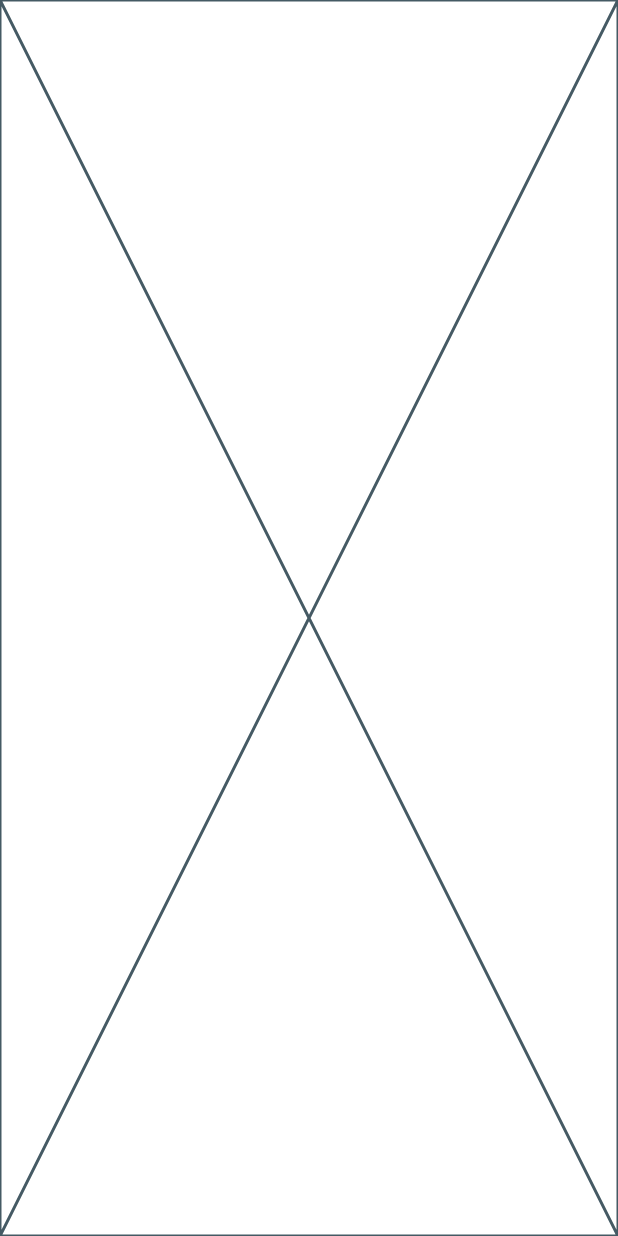
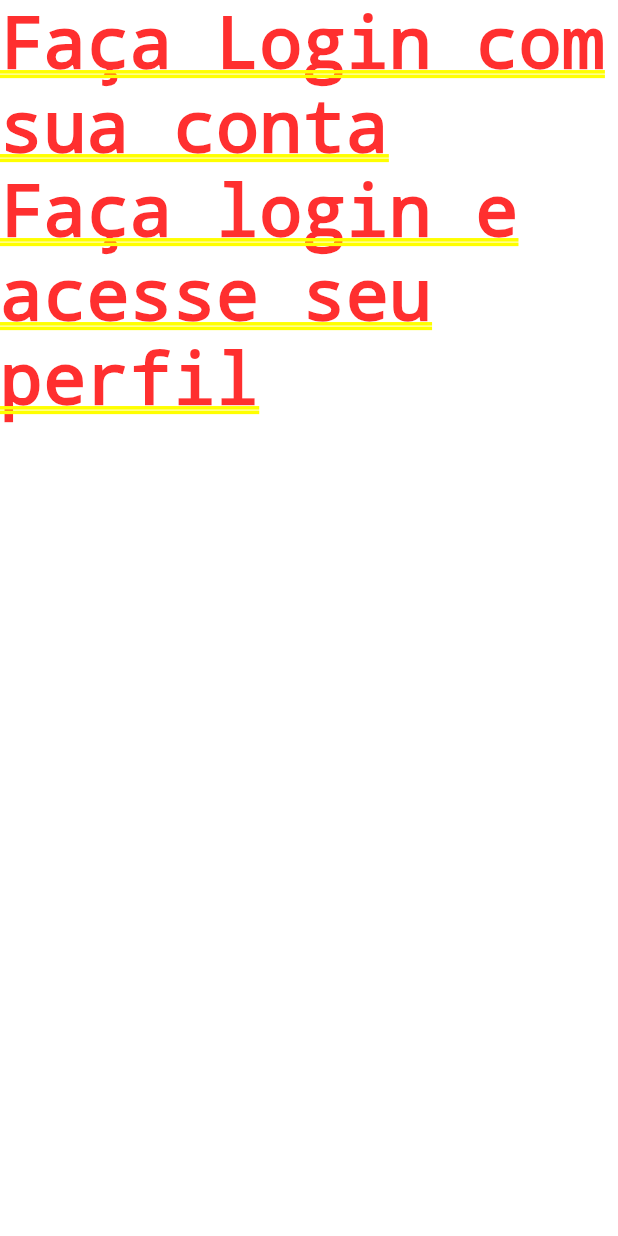
Before and after one commit to Diocese-Santos/Diocese-App, a Flutter app: the screen it shows after launch, on a phone screen of 412 x 824 dp. Run offline on Flutter 3.47's test engine with Material 3 defaults, Android fonts, the phone set to English and light mode, and no system bars.

Commit message:
test(login): show header text

```diff
--- a/lib/ui/pages/login_page.dart
+++ b/lib/ui/pages/login_page.dart
@@ -8,6 +8,11 @@ class LoginPage extends StatelessWidget {
 
   @override
   Widget build(BuildContext context) {
-    return const Placeholder();
+    return Column(
+      children: [
+        Text('Faça Login com sua conta'),
+        Text('Faça login e acesse seu perfil'),
+      ],
+    );
   }
 }
```
Also changed, not shown: 2 other files.
